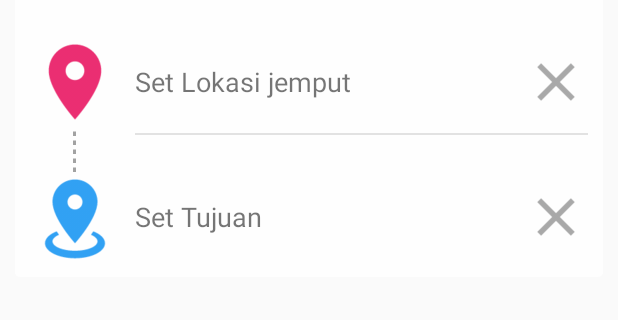
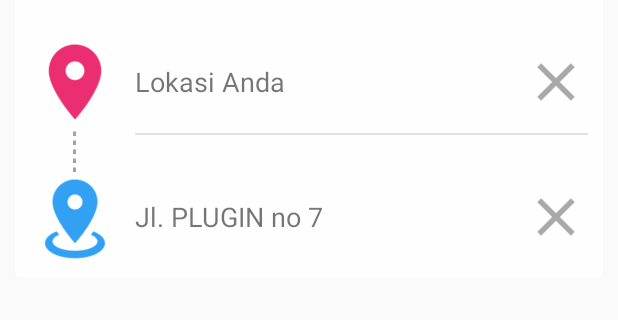
Before and after one commit to dhiyo7/PLUGIN-Pregnant-Care, an Android app: the MainUserActivity screen opened directly, with no data from a screen before it, on a phone screen of 412 x 824 dp, the part 53-373 px from its top. Run offline under Robolectric (Android 15) with nearby library versions, the phone set to English and light mode, and no system bars; libraries missing offline, so code that uses them is left out: com.etebarian.meowbottomnavigation; plain views replace MeowBottomNavigation; 7 statements that could not run were skipped.

Commit message:
Spaneng asu

```diff
--- a/app/build.gradle
+++ b/app/build.gradle
@@ -40,6 +40,8 @@ dependencies {
 //    UI
     implementation 'com.skyfishjy.ripplebackground:library:1.0.1'
     implementation 'de.hdodenhof:circleimageview:3.0.0'
+    implementation 'com.king.view:radarview:1.0.2'
+
 
 //    RadarScanning
     implementation 'com.github.kongqw:AndroidRadarScanView:1.0.1'
--- a/app/src/main/java/com/plugin/pregnantcarekuwuk/FragmentUser/MapsFragment.java
+++ b/app/src/main/java/com/plugin/pregnantcarekuwuk/FragmentUser/MapsFragment.java
@@ -57,7 +57,7 @@ public class MapsFragment extends Fragment implements OnMapReadyCallback {
 
     private void setMapStyle() {
 
-        boolean result = mMap.setMapStyle(MapStyleOptions.loadRawResourceStyle(getActivity(), R.raw.maps_style));
+        boolean result = mMap.setMapStyle(MapStyleOptions.loadRawResourceStyle(getActivity(), R.raw.maps_stylelight));
         if (result){
             Log.e("MAP", "error set Map Style");
         }
--- a/app/src/main/java/com/plugin/pregnantcarekuwuk/MainUserActivity.kt
+++ b/app/src/main/java/com/plugin/pregnantcarekuwuk/MainUserActivity.kt
@@ -20,9 +20,9 @@ class MainUserActivity : AppCompatActivity() {
     private var contentUser: FrameLayout? = null
 
     companion object{
-        private const val ID_MAPS =1
-        private const val ID_HISTORY =2
-        private const val ID_PROFILE =3
+        private const val ID_MAPS =0
+        private const val ID_HISTORY =1
+        private const val ID_PROFILE =2
     }
 
     fun addFragment(fragment: Fragment) {
@@ -44,10 +44,10 @@ class MainUserActivity : AppCompatActivity() {
         addFragment(fragment)
 
         bottomNavigationUser.add(MeowBottomNavigation.Model(ID_MAPS, R.drawable.ic_home))
-        bottomNavigationUser.add(MeowBottomNavigation.Model(ID_HISTORY, R.drawable.ic_message))
+        bottomNavigationUser.add(MeowBottomNavigation.Model(ID_HISTORY, R.drawable.ic_history))
         bottomNavigationUser.add(MeowBottomNavigation.Model(ID_PROFILE, R.drawable.ic_account))
 
-        bottomNavigationUser.setCount(ID_HISTORY, "3")
+//        bottomNavigationUser.setCount(ID_HISTORY, "3")
 
         bottomNavigationUser.setOnShowListener {
                 item -> when (item.id){
--- /dev/null
+++ b/app/src/main/res/drawable/ic_history.xml
@@ -0,0 +1,9 @@
+<vector xmlns:android="http://schemas.android.com/apk/res/android"
+        android:width="24dp"
+        android:height="24dp"
+        android:viewportWidth="24.0"
+        android:viewportHeight="24.0">
+    <path
+        android:fillColor="#FF000000"
+        android:pathData="M13,3c-4.97,0 -9,4.03 -9,9L1,12l3.89,3.89 0.07,0.14L9,12L6,12c0,-3.87 3.13,-7 7,-7s7,3.13 7,7 -3.13,7 -7,7c-1.93,0 -3.68,-0.79 -4.94,-2.06l-1.42,1.42C8.27,19.99 10.51,21 13,21c4.97,0 9,-4.03 9,-9s-4.03,-9 -9,-9zM12,8v5l4.28,2.54 0.72,-1.21 -3.5,-2.08L13.5,8L12,8z"/>
+</vector>
--- a/app/src/main/res/layout/activity_scan.xml
+++ b/app/src/main/res/layout/activity_scan.xml
@@ -5,6 +5,8 @@
     android:layout_width="match_parent"
     android:layout_height="match_parent"
     tools:context=".ScanActivity"
+    android:layout_gravity="center"
+    android:gravity="center"
     android:background="@color/blue">
     <androidx.appcompat.widget.Toolbar
         android:paddingTop="13dp"
--- a/app/src/main/res/layout/fragment_maps.xml
+++ b/app/src/main/res/layout/fragment_maps.xml
@@ -107,7 +107,8 @@
             android:layout_alignBottom="@id/booking1ImageView1"
             android:layout_alignTop="@id/booking1ImageView1"
             android:singleLine="true"
-            android:hint="Set Lokasi jemput"
+            android:hint="Lokasi Anda"
+            android:focusable="false"
             android:id="@+id/booking2_from"
             android:textAppearance="?android:attr/textAppearanceMedium"/>
 
@@ -130,7 +131,7 @@
             android:layout_marginLeft="10dp"
             android:layout_alignBottom="@id/booking1ImageView4"
             android:singleLine="true"
-            android:hint="Set Tujuan"
+            android:hint="Jl. PLUGIN no 7"
             android:id="@+id/booking2_dest"
             android:textAppearance="?android:attr/textAppearanceMedium"/>
 
```
Also changed, not shown: app/src/main/java/com/plugin/pregnantcarekuwuk/RippleActivity.java (added, +24 -0 lines), app/src/main/java/com/plugin/pregnantcarekuwuk/ScanActivity.java (+1 -7 lines), app/src/main/res/layout/activity_ripple.xml (added, +44 -0 lines), app/src/main/res/layout/fragment_beranda.xml (indentation only).
